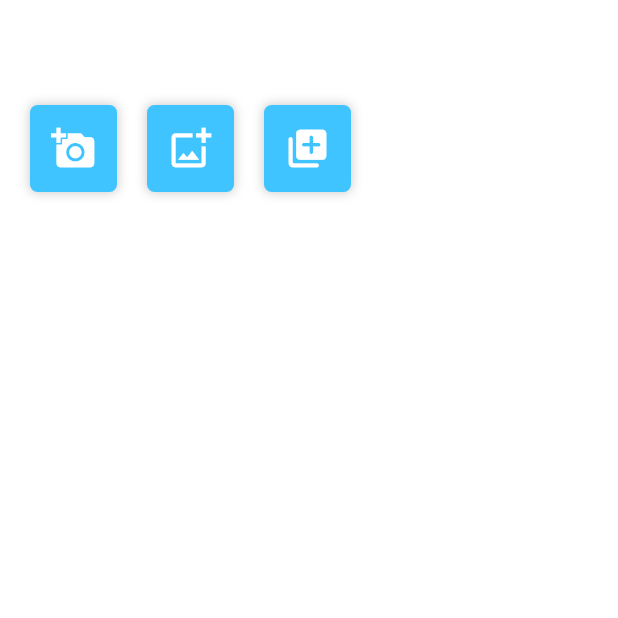
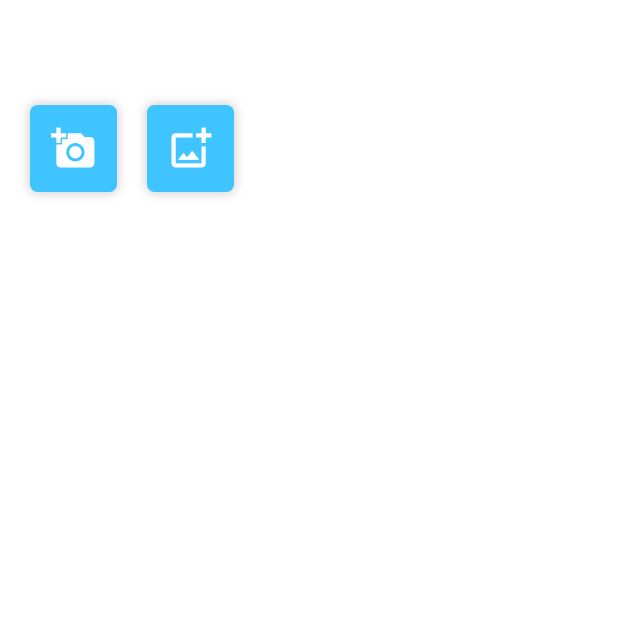
Before and after one commit to Darnram/flutter, a Flutter app: the ImageUploadScreen screen opened directly, after a tap on the "add a photo" icon, on a phone screen of 412 x 824 dp, the top half of it. Run offline on Flutter 3.47's test engine with Material 3 defaults, Android fonts, the light colour scheme and no system bars; our stand-ins replace flutter_dotenv, flutter_screenutil, get, image_picker, shared_preferences, sign_in_with_apple; missing offline and left inert: appbar_animated, flutter_naver_login, flutter_web_auth, kakao_flutter_sdk; accounts and stored records are empty; network calls fail.

Commit message:
add image from camera

```diff
--- a/lib/screen/home/image_edit_screen.dart
+++ b/lib/screen/home/image_edit_screen.dart
@@ -48,6 +48,11 @@ class ImageUploadScreenState extends State<ImageUploadScreen> {
                                 setState(() {
                                   images.add(image);
                                 });
+                                _partyController.newImage.clear();
+                                _partyController.newImage.addAll(images);
+                                print('_partyController.newImage = ${_partyController.newImage}');
+                                images.clear();
+                                Navigator.of(context).pop();
                               }
                             },
                             icon: Icon(Icons.add_a_photo, size: 30, color: Colors.white,)
@@ -73,30 +78,6 @@ class ImageUploadScreenState extends State<ImageUploadScreen> {
                             },
                             icon: Icon(
                               Icons.add_photo_alternate_outlined,
-                              size: 30,
-                              color: Colors.white,
-                            )
-                        )
-                    ),
-                    Container(
-                        margin: EdgeInsets.all(10),
-                        padding: EdgeInsets.all(5),
-                        decoration: BoxDecoration(color: Colors.lightBlueAccent, borderRadius: BorderRadius.circular(5),
-                          boxShadow: [BoxShadow(color: Colors.grey.withOpacity(0.5), spreadRadius: 0.5, blurRadius: 5)],
-                        ),
-                        child: IconButton(
-                            onPressed: () async {
-                            setState(() {
-                              if(images.first != null){
-                                _partyController.addImage(imageFile: images.first);
-                              }
-                            });
-                            if(images.first != null){
-                              //addParty(imageFilePath: images.first!.path);
-    }
-                            },
-                            icon: Icon(
-                              Icons.add_to_photos_rounded,
                               size: 30,
                               color: Colors.white,
                             )
```
